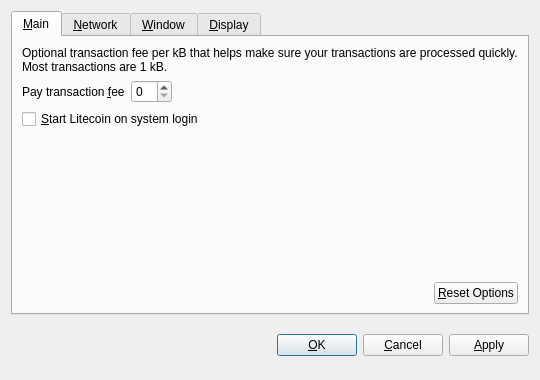
desicoin/desicoin, file src/qt/forms/optionsdialog.ui: the form before one commit.
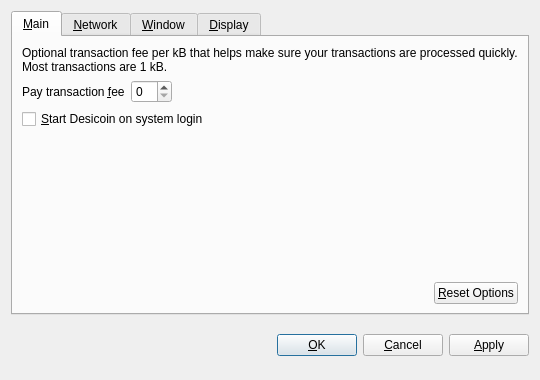
The form after the commit. Custom widgets are drawn as their Qt base class.

What changed in the file:
```diff
--- a/src/qt/forms/optionsdialog.ui
+++ b/src/qt/forms/optionsdialog.ui
@@ -82,7 +82,7 @@
           <string>Automatically start Litecoin after logging in to the system.</string>
          </property>
          <property name="text">
-          <string>&amp;Start Litecoin on system login</string>
+          <string>&amp;Start Desicoin on system login</string>
          </property>
         </widget>
        </item>
```
Left out of the diff: 10 changed lines with no effect on the pictures.
